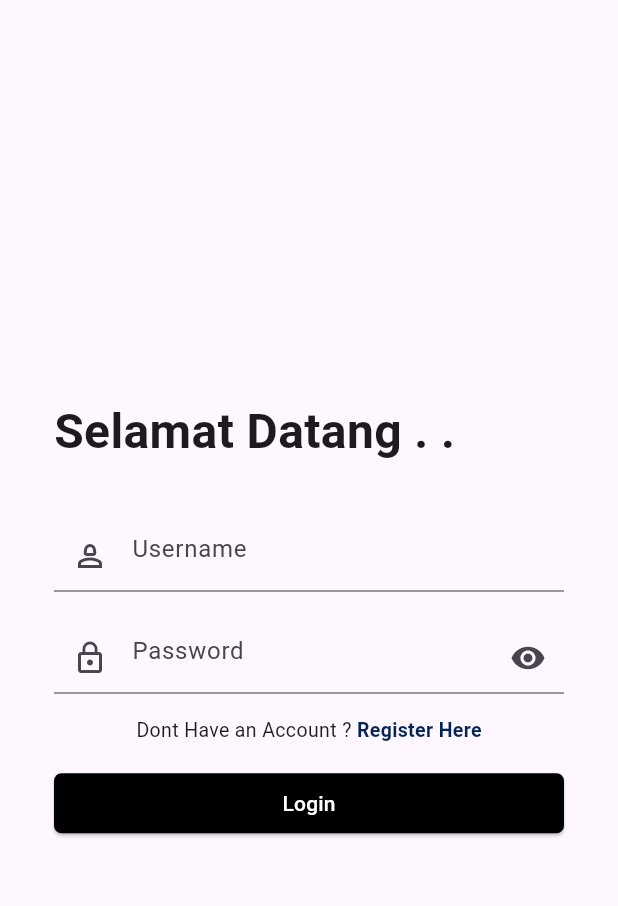
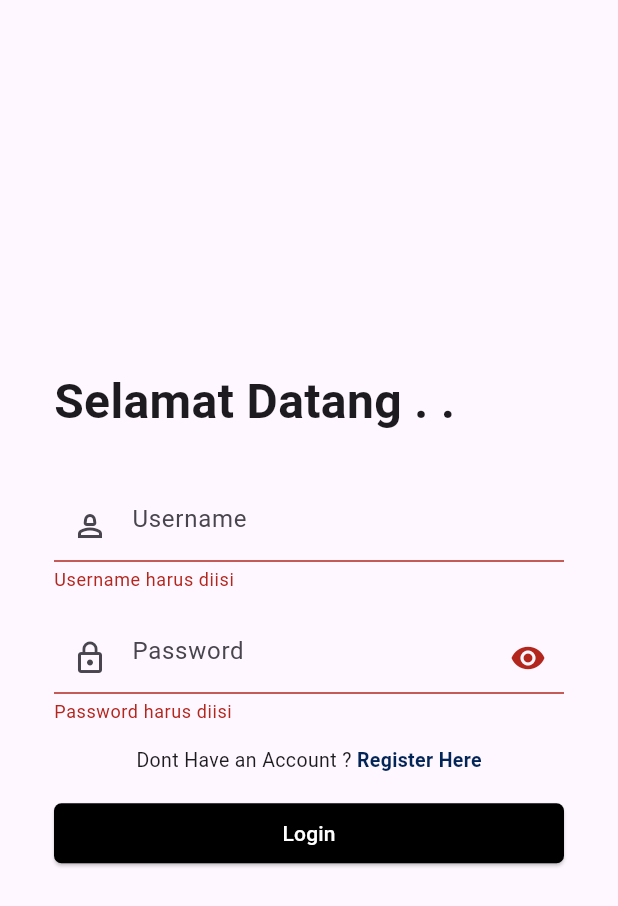
Before and after one commit to dwikysahut/login-apps-flutter, a Flutter app: the screen it shows after launch, on a phone screen of 412 x 824 dp. Shown: the top 906 px of the screen. Run offline on Flutter 3.47's test engine with Material 3 defaults, Android fonts, the phone set to English and light mode, and no system bars; our stand-ins replace dio, get.

Commit message:
add login and bottom modal

```diff
--- a/lib/main.dart
+++ b/lib/main.dart
@@ -1,18 +1,27 @@
 import 'package:flutter/material.dart';
+import 'package:login_apps/presentation/home_page.dart';
 import 'package:login_apps/presentation/login_page.dart';
 
 void main() {
-  runApp(const MainApp());
+  runApp(MainApp());
 }
 
 class MainApp extends StatelessWidget {
-  const MainApp({super.key});
+  // final string
+  MainApp({super.key});
 
   @override
   Widget build(BuildContext context) {
-    return const MaterialApp(
+    return MaterialApp(
+      initialRoute: '/login',
+      routes: <String, WidgetBuilder>{
+        '/home': (context) => const HomePage(),
+        '/login': (context) => const LoginPage(),
+      },
       home: Scaffold(
-        body: LoginPage(),
+        body: Center(
+          child: Text("Alo"),
+        ),
       ),
     );
   }
--- /dev/null
+++ b/lib/model/auth/login_request.dart
@@ -0,0 +1,18 @@
+class LoginRequest {
+  String? email;
+  String? password;
+
+  LoginRequest({this.email, this.password});
+
+  LoginRequest.fromJson(Map<String, dynamic> json) {
+    email = json['email'];
+    password = json['password'];
+  }
+
+  Map<String, dynamic> toJson() {
+    final Map<String, dynamic> data = <String, dynamic>{};
+    data['email'] = email;
+    data['password'] = password;
+    return data;
+  }
+}
--- /dev/null
+++ b/lib/model/auth/login_response.dart
@@ -0,0 +1,15 @@
+class LoginResponse {
+  String? token;
+
+  LoginResponse({this.token});
+
+  LoginResponse.fromJson(Map<String, dynamic> json) {
+    token = json['token'];
+  }
+
+  Map<String, dynamic> toJson() {
+    final Map<String, dynamic> data = new Map<String, dynamic>();
+    data['token'] = this.token;
+    return data;
+  }
+}
--- a/lib/presentation/login_page.dart
+++ b/lib/presentation/login_page.dart
@@ -1,4 +1,11 @@
+// ignore_for_file: use_build_context_synchronously
+
+import 'package:dio/dio.dart';
 import 'package:flutter/material.dart';
+import 'package:get/get.dart';
+import 'package:login_apps/model/auth/login_response.dart';
+import 'package:login_apps/model/auth/login_request.dart';
+import 'package:login_apps/repository/auth_repository.dart';
 
 class LoginPage extends StatefulWidget {
   const LoginPage({super.key});
@@ -9,19 +16,64 @@ class LoginPage extends StatefulWidget {
 
 class _LoginPageState extends State<LoginPage> {
   late bool _isHidden;
+  late TextEditingController _usernameController;
+  late TextEditingController _passwordController;
+  late Dio _dio;
+  late bool _validate;
+  final _formKey = GlobalKey<FormState>();
+  AuthRepository _authRepository = AuthRepository();
 
   @override
   void initState() {
     _isHidden = true;
+    _dio = Dio();
+    _validate = false;
+    _usernameController = TextEditingController();
+    _passwordController = TextEditingController();
     super.initState();
+  }
+
+  Future<dynamic> loginHandler(BuildContext context) async {
+    if (_formKey.currentState!.validate()) {
+      try {
+        await _authRepository.signInUser(
+            LoginRequest(
+                email: _usernameController.text,
+                password: _passwordController.text),
+            context);
+        await showDialog(
+            context: context,
+            builder: (context) => AlertDialog(
+                  title: Text("Yeay.."),
+                  content: Text("Login berhasil.."),
+                ));
+        Future.delayed(
+            Durations.short1, () => {Navigator.pushNamed(context, '/home')});
+
+        // Navi
+      } on Exception catch (e) {
+        print(e);
+        showDialog(
+            context: context,
+            builder: (context) => AlertDialog(
+                  title: Text("Oops.."),
+                  content: Text(e.toString()),
+                ));
+      }
+      // dioResponse = await _dio.get("https://reqres.in/api/users?page=2");
+    }
   }
 
   @override
   Widget build(BuildContext context) {
-    return SafeArea(
+    return Material(
+      child: SafeArea(
           child: Container(
-      padding: const EdgeInsets.symmetric(horizontal: 36),
+        padding: EdgeInsets.symmetric(horizontal: 36),
         width: double.infinity,
+        child: Form(
+          autovalidateMode: AutovalidateMode.always,
+          key: _formKey,
           child: Column(
               mainAxisAlignment: MainAxisAlignment.center,
               crossAxisAlignment: CrossAxisAlignment.center,
@@ -33,20 +85,39 @@ class _LoginPageState extends State<LoginPage> {
                     style: TextStyle(fontWeight: FontWeight.bold, fontSize: 32),
                   ),
                 ),
-            SizedBox(
+                const SizedBox(
                   height: 36,
                 ),
                 TextFormField(
-                decoration: InputDecoration(
+                    validator: (value) {
+                      if (value == null || value.isEmpty) {
+                        return 'Username harus diisi';
+                      }
+                      if (value.length < 3) {
+                        return 'Username minimal 3 karakter';
+                      }
+                      return null;
+                    },
+                    controller: _usernameController,
+                    decoration: const InputDecoration(
                         prefixIcon: Icon(Icons.person_2_outlined),
+                        // errorText:
+                        //     _validate ? 'Value Can\'t Be Empty' : null, //here
                         hintText: "Username")),
-            SizedBox(
+                const SizedBox(
                   height: 20,
                 ),
                 TextFormField(
+                    validator: (value) {
+                      if (value == null || value.isEmpty) {
+                        return 'Password harus diisi';
+                      }
+                      return null;
+                    },
+                    controller: _passwordController,
                     obscureText: _isHidden,
                     decoration: InputDecoration(
-                    prefixIcon: Icon(Icons.lock_outline),
+                        prefixIcon: const Icon(Icons.lock_outline),
                         suffixIcon: InkWell(
                             onTap: () {
                               setState(() {
@@ -54,8 +125,8 @@ class _LoginPageState extends State<LoginPage> {
                               });
                             },
                             child: _isHidden
-                            ? Icon(Icons.visibility)
-                            : Icon(Icons.visibility_off)),
+                                ? const Icon(Icons.visibility)
+                                : const Icon(Icons.visibility_off)),
                         hintText: "Password")),
                 const SizedBox(
                   height: 15,
@@ -65,7 +136,8 @@ class _LoginPageState extends State<LoginPage> {
                   children: [
                     Text(
                       "Dont Have an Account ? ",
-                  style: TextStyle(fontWeight: FontWeight.w400, fontSize: 13),
+                      style:
+                          TextStyle(fontWeight: FontWeight.w400, fontSize: 13),
                     ),
                     Text(
                       "Register Here",
@@ -82,7 +154,9 @@ class _LoginPageState extends State<LoginPage> {
                 SizedBox(
                   width: double.infinity,
                   child: ElevatedButton(
-                onPressed: () {},
+                    onPressed: () {
+                      loginHandler(context);
+                    },
                     style: ElevatedButton.styleFrom(
                         backgroundColor: Colors.black,
                         shape: RoundedRectangleBorder(
@@ -94,6 +168,8 @@ class _LoginPageState extends State<LoginPage> {
                   ),
                 )
               ]),
-    ));
+        ),
+      )),
+    );
   }
 }
```
Also changed, not shown: lib/components/card.dart (added, +73 -0 lines), lib/components/card_profile.dart (added, +134 -0 lines), lib/components/discover_item_widget.dart (added, +60 -0 lines), lib/components/discover_list_item.dart (added, +31 -0 lines), lib/components/profile_information_text.dart (added, +27 -0 lines), lib/components/rating_bar.dart (added, +40 -0 lines), lib/presentation/home_page.dart (added, +196 -0 lines), lib/repository/auth_repository.dart (added, +21 -0 lines), pubspec.yaml (+13 -3 lines), assets/images/food-1.jpeg (added), assets/images/food-2.jpeg (added), assets/images/food-3.jpeg (added), assets/images/food-4.jpeg (added), assets/images/food-5.jpeg (added), 2 more files. Lines whose indentation alone changed are shown as unchanged.
